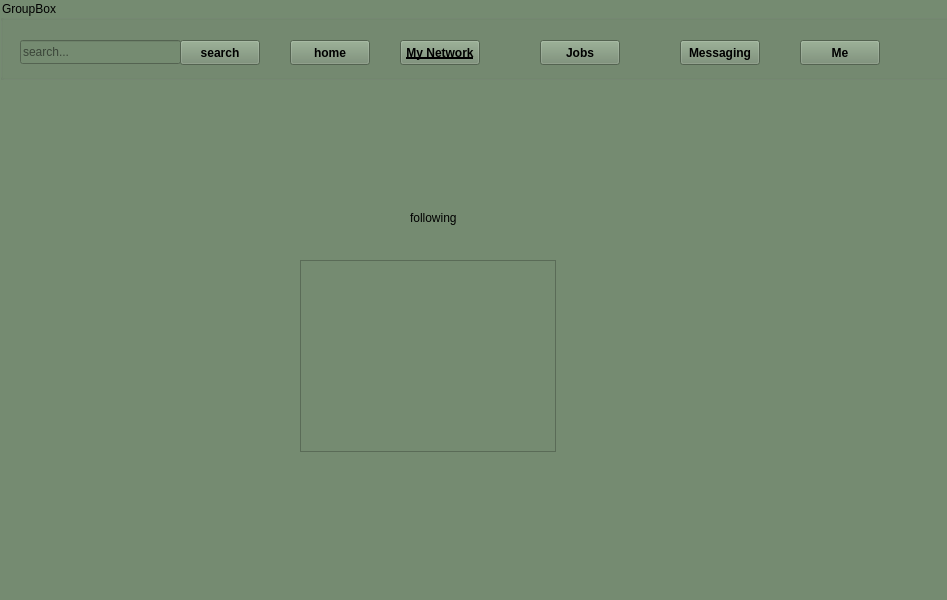
Above: my_network_admin.ui from white-vessel/eyd-project before the change. Below: the same form after it.
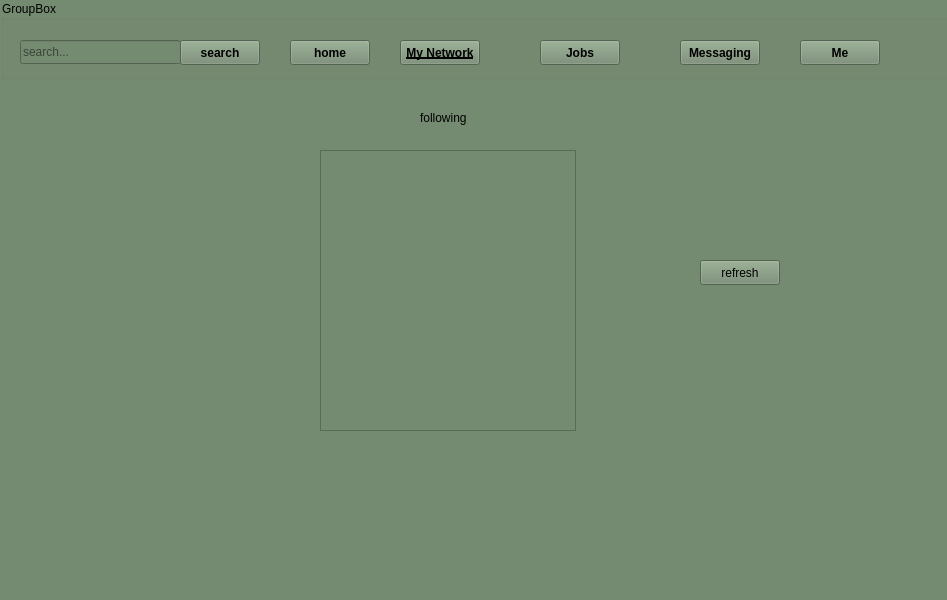
That is the form after the change.

```diff
--- a/my_network_admin.ui
+++ b/my_network_admin.ui
@@ -172,18 +172,18 @@
    <widget class="QTableView" name="tableView">
     <property name="geometry">
      <rect>
-      <x>300</x>
-      <y>260</y>
+      <x>320</x>
+      <y>150</y>
       <width>256</width>
-      <height>192</height>
+      <height>281</height>
      </rect>
     </property>
    </widget>
    <widget class="QLabel" name="label">
     <property name="geometry">
      <rect>
-      <x>410</x>
-      <y>210</y>
+      <x>420</x>
+      <y>110</y>
       <width>55</width>
       <height>16</height>
      </rect>
@@ -192,6 +192,19 @@
      <string>following</string>
     </property>
    </widget>
+   <widget class="QPushButton" name="pushButton_6">
+    <property name="geometry">
+     <rect>
+      <x>700</x>
+      <y>260</y>
+      <width>80</width>
+      <height>25</height>
+     </rect>
+    </property>
+    <property name="text">
+     <string>refresh</string>
+    </property>
+   </widget>
   </widget>
   <widget class="QMenuBar" name="menubar">
    <property name="geometry">
```
